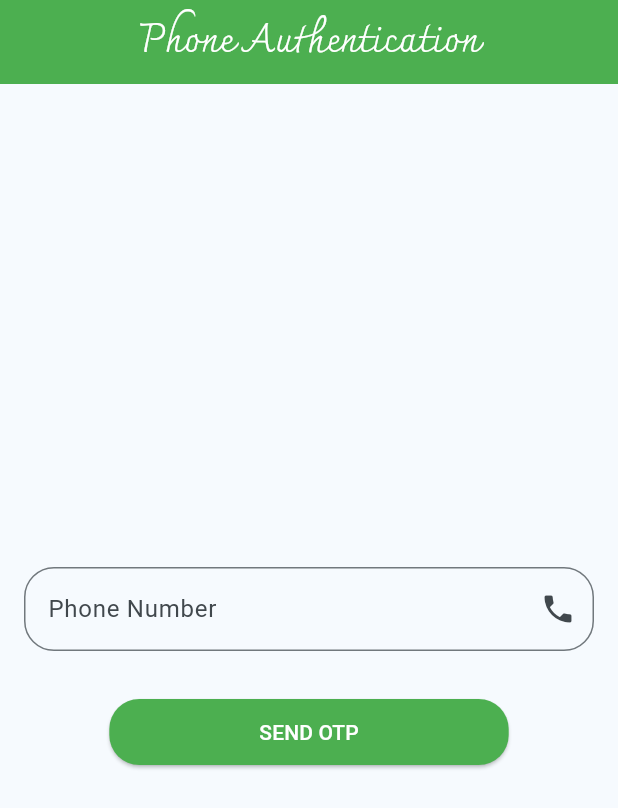
After one commit to Muhammad-Hassan-student/Audixa-App, a Flutter app: the PhoneAuth screen opened directly, on a phone screen of 412 x 824 dp. The commit adds this screen. Shown: the top 808 px of the screen. Run offline on Flutter 3.47's test engine with Material 3 defaults, Android fonts, the phone set to English and light mode, and no system bars; our stand-ins replace firebase_auth, firebase_core, google_fonts; accounts and stored records are empty.

Commit message:
Add phone authenticaion in app

```diff
--- /dev/null
+++ b/lib/Pages/PhoneAuth.dart
@@ -0,0 +1,59 @@
+import 'package:audixa/Pages/VerifyCode.dart';
+import 'package:audixa/widgets/uiHelper.dart';
+import 'package:firebase_auth/firebase_auth.dart';
+import 'package:firebase_core/firebase_core.dart';
+import 'package:flutter/material.dart';
+
+class PhoneAuth extends StatefulWidget {
+  const PhoneAuth({super.key});
+
+  @override
+  State<PhoneAuth> createState() => _PhoneAuthState();
+}
+
+class _PhoneAuthState extends State<PhoneAuth> {
+  TextEditingController phoneController = TextEditingController();
+
+  @override
+  Widget build(BuildContext context) {
+    return Container(
+      child: SafeArea(
+          child: Scaffold(
+        appBar: AppBar(
+          title: Text("Phone Authentication"),
+        ),
+        body: Column(
+          mainAxisAlignment: MainAxisAlignment.center,
+          children: [
+            Uihelper.CustomField(
+                TextInputType.phone,
+                "Enter your phone number",
+                "Phone Number",
+                Icon(Icons.phone),
+                phoneController,
+                false),
+            SizedBox(
+              height: 20,
+            ),
+            Uihelper.CustomButton(() async {
+              await FirebaseAuth.instance.verifyPhoneNumber(
+                  verificationCompleted: (PhoneAuthCredential credential) {},
+                  verificationFailed: (FirebaseAuthException ex) {},
+                  codeSent: (String verificationId, int? resendToken) {
+                    Navigator.push(
+                        context,
+                        MaterialPageRoute(
+                            builder: (context) => Verifycode(
+                                  verificationId: verificationId,
+                                )));
+                    return;
+                  },
+                  codeAutoRetrievalTimeout: (String verificationId) {},
+                  phoneNumber: phoneController.text.toString());
+            }, Text("SEND OTP"))
+          ],
+        ),
+      )),
+    );
+  }
+}
--- a/lib/Pages/Signin.dart
+++ b/lib/Pages/Signin.dart
@@ -1,5 +1,6 @@
 import 'package:audixa/Pages/ForgotPassword.dart';
 import 'package:audixa/Pages/MyHome.dart';
+import 'package:audixa/Pages/PhoneAuth.dart';
 import 'package:audixa/Pages/Signup.dart';
 import 'package:audixa/widgets/uiHelper.dart';
 import 'package:firebase_auth/firebase_auth.dart';
@@ -97,7 +98,9 @@ class _SigninState extends State<Signin> {
                 )),
             TextButton(onPressed: (){
               Navigator.push(context, MaterialPageRoute(builder: (context) => ForgotPassword()));
-            }, child: Text("Forgot password"))
+            }, child: Text("Forgot password")),
+            //Sign in with phone authentication
+            Uihelper.CustomPhoneField((){Navigator.pushReplacement(context, MaterialPageRoute(builder: (context) => PhoneAuth()));},Icon(Icons.phone,color: Colors.black,size: 30,), "Sign in with phone", ElevatedButton.styleFrom(backgroundColor: Colors.grey[300],padding: EdgeInsets.symmetric(horizontal: 50,vertical: 10),shape: RoundedRectangleBorder(borderRadius: BorderRadius.circular(24))))
           ],
         ),
       )),
```
Also changed, not shown: lib/Pages/VerifyCode.dart (added, +47 -0 lines), lib/widgets/uiHelper.dart (+15 -3 lines).
